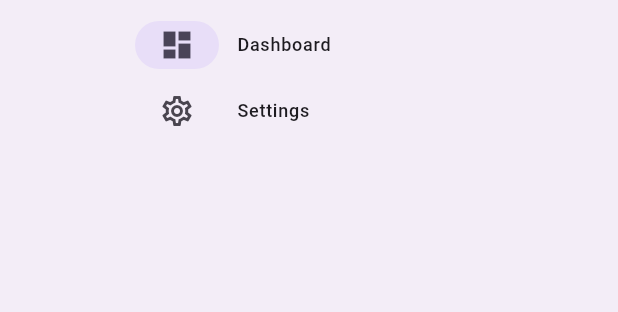
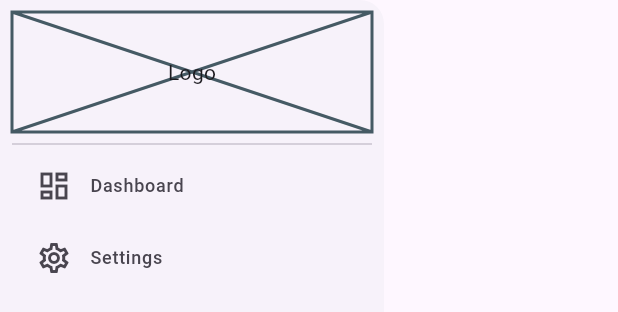
Before and after one commit to desdobrasoft/Sistema-Balneario, a Flutter app: the HomeDrawer widget shown alone on an empty page, opened directly, on a phone screen of 412 x 824 dp. Shown: the top 312 px of the screen. Run offline on Flutter 3.47's test engine with Material 3 defaults, Android fonts, the light colour scheme and no system bars; our stand-ins replace go_router.

Commit message:
alterado a sidebar para um modelo menos responsivo, mas mais consistente.

```diff
--- a/frontend/sistema_balneario/lib/src/constants/sizes.dart
+++ b/frontend/sistema_balneario/lib/src/constants/sizes.dart
@@ -10,6 +10,7 @@ class AppSizes {
     xl: 20,
     xxl: 24,
   );
+  static const double homeDrawerMaxWidth = 256;
 }
 
 class _Sizes {
--- a/frontend/sistema_balneario/lib/src/routes/home/drawer.dart
+++ /dev/null
@@ -1,129 +0,0 @@
-import 'package:flutter/material.dart';
-import 'package:go_router/go_router.dart';
-import 'package:sistema_balneario/src/app.dart';
-import 'package:sistema_balneario/src/constants/sizes.dart';
-import 'package:sistema_balneario/src/routes/routes.dart';
-import 'package:sistema_balneario/src/utils/get_localization.dart';
-
-class HomeDrawer extends StatefulWidget {
-  const HomeDrawer({super.key, this.isExpanded = true});
-
-  static Widget empty() {
-    return NavigationRail(
-      destinations: [
-        NavigationRailDestination(icon: SizedBox(), label: SizedBox()),
-      ],
-      selectedIndex: 0,
-    );
-  }
-
-  static Widget drawer() => _HomeDrawerState._navigationDrawer();
-
-  final bool isExpanded;
-
-  @override
-  State<HomeDrawer> createState() => _HomeDrawerState();
-}
-
-class _HomeDrawerState extends State<HomeDrawer> {
-  late ColorScheme _scheme;
-
-  bool _isExpanded = false;
-  bool _isHovered = false;
-
-  static List<Map<String, dynamic>>? _routes;
-
-  @override
-  Widget build(BuildContext context) {
-    _routes ??= [
-      {
-        _Keys.icon: Icon(Icons.dashboard_outlined),
-        _Keys.label: Text(localization(context).homeNavigationDashboardLabel),
-        _Keys.selectedIcon: Icon(Icons.dashboard),
-        _Keys.path: Routes.dashboard.path,
-      },
-      {
-        _Keys.icon: Icon(Icons.settings_outlined),
-        _Keys.label: Text(localization(context).homeNavigationSettingsLabel),
-        _Keys.selectedIcon: Icon(Icons.settings),
-        _Keys.path: Routes.settings.path,
-      },
-    ];
-
-    final currentPath = GoRouter.of(context).state.fullPath;
-    final index = _routes!.indexWhere((r) => r[_Keys.path] == currentPath);
-    final selectedIndex = index < 0 || index >= _routes!.length ? 0 : index;
-
-    _isExpanded = widget.isExpanded;
-    _scheme = ColorScheme.of(context);
-
-    return AnimatedSize(
-      alignment: Alignment.centerLeft,
-      curve: Curves.fastOutSlowIn,
-      duration: Durations.short4,
-      child: MouseRegion(
-        onEnter: (_) => setState(() => _isHovered = true),
-        onExit: (_) => setState(() => _isHovered = false),
-
-        child: NavigationRail(
-          backgroundColor: _scheme.surfaceContainer,
-          extended: _isExpanded || _isHovered,
-          key: ValueKey(_NavigationKeys.rail),
-          selectedIndex: selectedIndex,
-
-          onDestinationSelected: (i) => context.go(_routes![i][_Keys.path]),
-
-          destinations: _routes!.map((route) {
-            return NavigationRailDestination(
-              icon: route[_Keys.icon],
-              label: route[_Keys.label],
-              selectedIcon: route[_Keys.selectedIcon],
-            );
-          }).toList(),
-        ),
-      ),
-    );
-  }
-
-  static Widget _navigationDrawer() {
-    final context = SistemaBalneario.appKey.currentContext;
-    if (context == null) return SizedBox();
-
-    final currentPath = GoRouter.of(context).state.fullPath;
-    final selectedIndex = _routes!.indexWhere(
-      (r) => r[_Keys.path] == currentPath,
-    );
-
-    return NavigationDrawer(
-      key: ValueKey(_NavigationKeys.drawer),
-      onDestinationSelected: (i) => context.go(_routes![i][_Keys.path]),
-      selectedIndex: selectedIndex,
-      children: List.generate(_routes!.length * 2, (i) {
-        if (i % 2 == 0) {
-          return SizedBox(height: AppSizes.gap.xs);
-        }
-        return NavigationDrawerDestination(
-          icon: _routes![i ~/ 2][_Keys.icon],
-          label: _routes![i ~/ 2][_Keys.label],
-          selectedIcon: _routes![i ~/ 2][_Keys.selectedIcon],
-        );
-      }),
-    );
-  }
-}
-
-class _Keys {
-  const _Keys._();
-
-  static const icon = 'icon';
-  static const label = 'label';
-  static const selectedIcon = 'selectedIcon';
-  static const path = 'path';
-}
-
-class _NavigationKeys {
-  const _NavigationKeys._();
-
-  static const drawer = 'drawer';
-  static const rail = 'rail';
-}
--- /dev/null
+++ b/frontend/sistema_balneario/lib/src/routes/home/drawer/drawer.dart
@@ -0,0 +1,99 @@
+import 'package:flutter/material.dart';
+import 'package:sistema_balneario/src/constants/sizes.dart';
+import 'package:sistema_balneario/src/routes/home/drawer/drawer_tile.dart';
+import 'package:sistema_balneario/src/routes/home/drawer/logo.dart';
+import 'package:sistema_balneario/src/routes/routes.dart';
+import 'package:sistema_balneario/src/utils/get_localization.dart';
+
+class HomeDrawer extends StatefulWidget {
+  const HomeDrawer({super.key, this.isExpanded = true});
+
+  final bool isExpanded;
+
+  @override
+  State<HomeDrawer> createState() => _HomeDrawerState();
+}
+
+class _HomeDrawerState extends State<HomeDrawer> {
+  static const double _collapsedWidth = 72;
+  static const double _width = 256;
+
+  static List<Map<String, dynamic>>? _routes;
+
+  @override
+  Widget build(BuildContext context) {
+    _routes ??= [
+      {
+        _Keys.icon: Icon(Icons.dashboard_outlined),
+        _Keys.label: localization(context).homeNavigationDashboardLabel,
+        _Keys.selectedIcon: Icon(Icons.dashboard),
+        _Keys.path: Routes.dashboard.path,
+      },
+      {
+        _Keys.icon: Icon(Icons.settings_outlined),
+        _Keys.label: localization(context).homeNavigationSettingsLabel,
+        _Keys.selectedIcon: Icon(Icons.settings),
+        _Keys.path: Routes.settings.path,
+      },
+    ];
+
+    return Drawer(
+      width: widget.isExpanded ? _width : _collapsedWidth,
+      child: Padding(
+        padding: EdgeInsets.all(AppSizes.gap.sm).copyWith(bottom: 0),
+        child: LayoutBuilder(
+          builder: (context, constraints) {
+            return Container(
+              constraints: BoxConstraints(maxWidth: constraints.minWidth),
+              child: Column(
+                mainAxisSize: MainAxisSize.min,
+                children: [
+                  if (widget.isExpanded) ...[DrawerLogo(), Divider()],
+                  Expanded(
+                    child: Padding(
+                      padding: EdgeInsets.only(bottom: AppSizes.gap.sm),
+                      child: SingleChildScrollView(
+                        child: Column(
+                          crossAxisAlignment: CrossAxisAlignment.start,
+                          mainAxisSize: MainAxisSize.min,
+                          spacing: AppSizes.gap.sm,
+                          children: _routes!.map((route) {
+                            if (widget.isExpanded) {
+                              return DrawerTile(
+                                path: route[_Keys.path],
+
+                                icon: route[_Keys.icon],
+                                selectedIcon: route[_Keys.selectedIcon],
+                                title: route[_Keys.label],
+                              );
+                            }
+
+                            return DrawerTile(
+                              path: route[_Keys.path],
+
+                              icon: route[_Keys.icon],
+                              selectedIcon: route[_Keys.selectedIcon],
+                            );
+                          }).toList(),
+                        ),
+                      ),
+                    ),
+                  ),
+                ],
+              ),
+            );
+          },
+        ),
+      ),
+    );
+  }
+}
+
+class _Keys {
+  const _Keys._();
+
+  static const icon = 'icon';
+  static const label = 'label';
+  static const selectedIcon = 'selectedIcon';
+  static const path = 'path';
+}
--- /dev/null
+++ b/frontend/sistema_balneario/lib/src/routes/home/drawer/drawer_tile.dart
@@ -0,0 +1,88 @@
+import 'package:flutter/material.dart';
+import 'package:go_router/go_router.dart';
+import 'package:sistema_balneario/src/constants/sizes.dart';
+
+class DrawerTile extends StatelessWidget {
+  const DrawerTile({
+    super.key,
+    required this.path,
+    this.icon,
+    this.selectedIcon,
+    this.title,
+  });
+
+  final String path;
+  final String? title;
+
+  final Widget? icon;
+  final Widget? selectedIcon;
+
+  static const double _tileHeight = 40;
+
+  @override
+  Widget build(BuildContext context) {
+    final currentPath = GoRouter.of(context).state.fullPath;
+    final selected = path == currentPath;
+    final scheme = ColorScheme.of(context);
+
+    return InkWell(
+      borderRadius: BorderRadius.circular(_tileHeight / 2),
+
+      onTap: () {
+        if (path != currentPath) {
+          context.go(path);
+        }
+      },
+
+      child: Container(
+        decoration: BoxDecoration(
+          borderRadius: BorderRadius.circular(_tileHeight / 2),
+          color: selected ? scheme.secondaryContainer : null,
+        ),
+        height: _tileHeight,
+        padding: EdgeInsets.symmetric(horizontal: AppSizes.gap.lg),
+
+        child: Row(
+          spacing: AppSizes.gap.md,
+          children: [
+            if (icon != null)
+              selected && selectedIcon != null
+                  ? _recolorIcon(selectedIcon!, scheme.onSecondaryContainer)
+                  : _recolorIcon(
+                      icon!,
+                      selected
+                          ? scheme.onSecondaryContainer
+                          : scheme.onSurfaceVariant,
+                    ),
+            if (title != null)
+              Expanded(
+                child: Text(
+                  title!,
+                  style: TextTheme.of(context).labelMedium?.copyWith(
+                    color: selected
+                        ? scheme.onSecondaryContainer
+                        : scheme.onSurfaceVariant,
+                  ),
+                ),
+              ),
+          ],
+        ),
+      ),
+    );
+  }
+
+  Widget _recolorIcon(Widget icon, Color color) {
+    if (icon is Icon) {
+      return Icon(icon.icon, color: color, size: icon.size);
+    }
+
+    if (icon is ImageIcon) {
+      return ImageIcon(icon.image, color: color, size: icon.size);
+    }
+
+    return IconTheme(
+      data: IconThemeData(color: color),
+      child: icon,
+    );
+  }
+}
--- /dev/null
+++ b/frontend/sistema_balneario/lib/src/routes/home/drawer/logo.dart
@@ -0,0 +1,13 @@
+import 'package:flutter/material.dart';
+
+class DrawerLogo extends StatelessWidget {
+  const DrawerLogo({super.key});
+
+  @override
+  Widget build(BuildContext context) {
+    return SizedBox(
+      height: 80,
+      child: Placeholder(child: Center(child: Text('Logo'))),
+    );
+  }
+}
```
Also changed, not shown: frontend/sistema_balneario/lib/src/routes/home/home.dart (+10 -45 lines).
